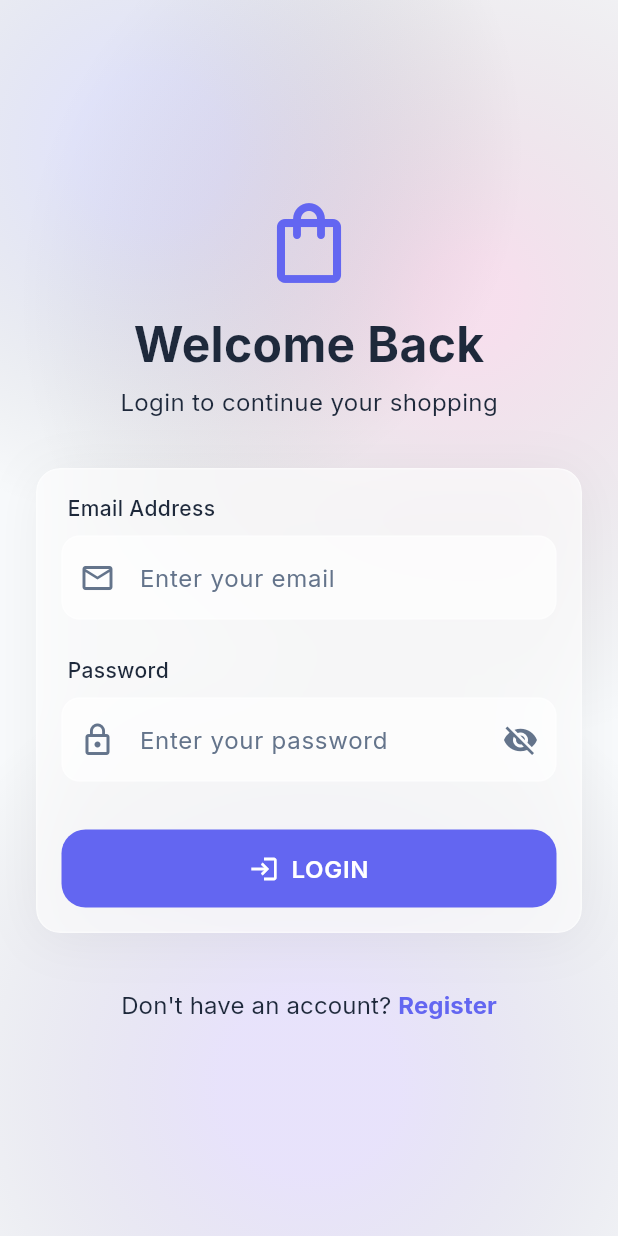
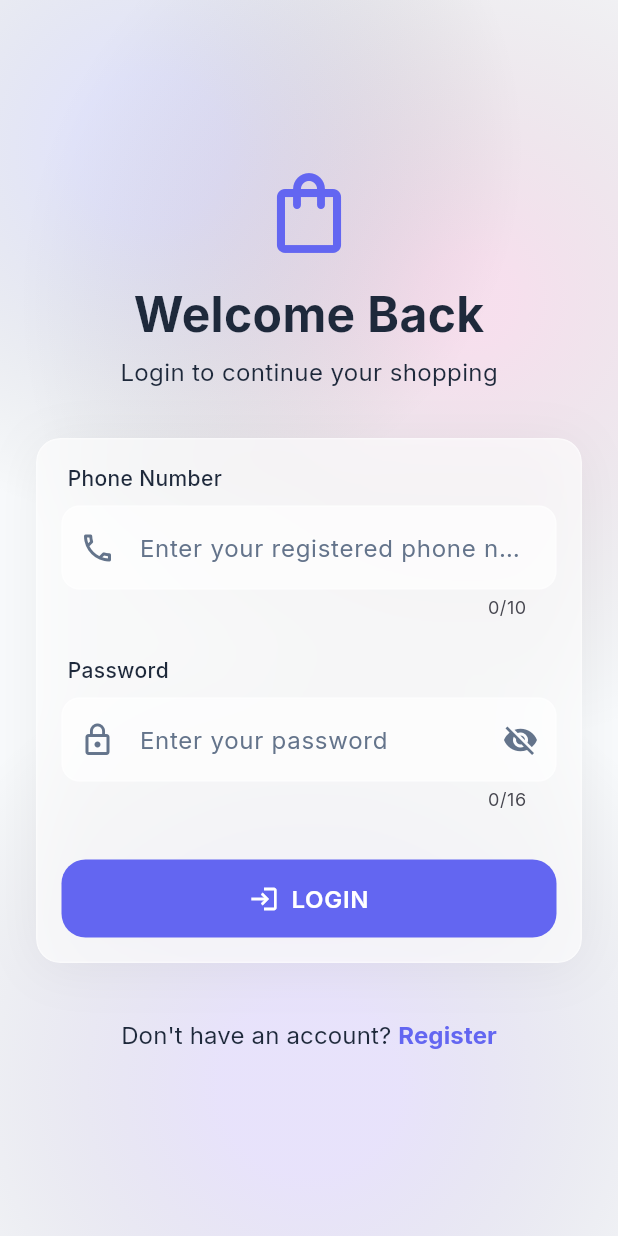
Before and after one commit to heyrajaman/e_commerce_android, a Flutter app: the screen it shows after launch, after a tap on "LOGIN", on a phone screen of 412 x 824 dp. Run offline on Flutter 3.47's test engine with Material 3 defaults, Android fonts, the phone set to English and light mode, and no system bars; drawn by our look-alikes of flutter_animate, flutter_form_builder; our stand-ins replace cached_network_image, cookie_jar, dio, dio_cookie_manager, equatable, flutter_bloc and 10 more; network calls fail.

Commit message:
update phone and password ui

```diff
--- a/lib/core/network/api_client.dart
+++ b/lib/core/network/api_client.dart
@@ -1,7 +1,10 @@
+import 'package:cookie_jar/cookie_jar.dart';
 import 'package:dio/dio.dart';
+import 'package:dio_cookie_manager/dio_cookie_manager.dart';
 import 'package:flutter/foundation.dart';
 import 'package:get_it/get_it.dart';
 import 'package:go_router/go_router.dart';
+import 'package:path_provider/path_provider.dart';
 
 import '../../config/app_config.dart';
 import '../../shared/services/storage_service.dart';
@@ -9,6 +12,8 @@ import '../error/exceptions.dart';
 
 class ApiClient {
   late final Dio dio;
+  late final PersistCookieJar cookieJar;
+  String? _csrfToken;
 
   ApiClient() {
     dio = Dio(
@@ -22,11 +27,21 @@ class ApiClient {
         },
       ),
     );
+  }
 
-    // Add Authentication and Error Handling Interceptor
-    dio.interceptors.add(AuthInterceptor());
+  // Mobile apps need to find the device's storage directory to save cookies
+  Future<void> init() async {
+    final appDocDir = await getApplicationDocumentsDirectory();
+    final cookiePath = '${appDocDir.path}/cookies';
+    cookieJar = PersistCookieJar(storage: FileStorage(cookiePath));
 
-    // Add Logging Interceptor only in Debug Mode
+    // 1. Add CookieManager FIRST so it handles all httpOnly cookies automatically
+    dio.interceptors.add(CookieManager(cookieJar));
+
+    // 2. Add our custom Auth & CSRF Interceptor
+    dio.interceptors.add(AuthCsrfInterceptor(this));
+
+    // 3. Add Logging in Debug Mode
     if (kDebugMode) {
       dio.interceptors.add(
         LogInterceptor(
@@ -38,16 +53,53 @@ class ApiClient {
         ),
       );
     }
+
+    // 4. Fetch the initial CSRF token from your backend
+    await fetchCsrfToken();
   }
+
+  Future<void> fetchCsrfToken() async {
+    try {
+      // This matches your backend route: app.get("/api/auth/csrf-token", ...)
+      final response = await dio.get('/auth/csrf-token');
+      if (response.data != null && response.data['csrfToken'] != null) {
+        _csrfToken = response.data['csrfToken'];
+      }
+    } catch (e) {
+      debugPrint('Failed to fetch CSRF token: $e');
+    }
+  }
+
+  String? get csrfToken => _csrfToken;
 }
 
-class AuthInterceptor extends Interceptor {
+class AuthCsrfInterceptor extends Interceptor {
+  final ApiClient apiClient;
+
+  AuthCsrfInterceptor(this.apiClient);
+
   @override
-  Future<void> onRequest(RequestOptions options, RequestInterceptorHandler handler) async {
-    // Inject JWT token from local storage
+  Future<void> onRequest(
+    RequestOptions options,
+    RequestInterceptorHandler handler,
+  ) async {
+    // Inject X-CSRF-Token header for mutation requests (POST, PUT, DELETE, PATCH)
+    // to satisfy your backend's csurf protection
+    if ([
+      'POST',
+      'PUT',
+      'PATCH',
+      'DELETE',
+    ].contains(options.method.toUpperCase())) {
+      if (apiClient.csrfToken != null) {
+        options.headers['X-CSRF-Token'] = apiClient.csrfToken;
+      }
+    }
+
+    // Fallback: If you ever save a normal token manually, we attach it.
+    // Otherwise, the CookieManager handles the httpOnly JWT automatically!
     final storageService = GetIt.I<StorageService>();
     final token = await storageService.getToken();
-
     if (token != null && token.isNotEmpty) {
       options.headers['Authorization'] = 'Bearer $token';
     }
@@ -56,11 +108,13 @@ class AuthInterceptor extends Interceptor {
   }
 
   @override
-  Future<void> onError(DioException err, ErrorInterceptorHandler handler) async {
+  Future<void> onError(
+    DioException err,
+    ErrorInterceptorHandler handler,
+  ) async {
     final statusCode = err.response?.statusCode;
+    final data = err.response?.data;
 
-    // Attempt to extract the backend's standard JSON error message if available
-    final data = err.response?.data;
     String errorMessage = 'An unexpected error occurred';
     if (data is Map<String, dynamic> && data.containsKey('message')) {
       errorMessage = data['message'];
@@ -68,25 +122,27 @@ class AuthInterceptor extends Interceptor {
       errorMessage = err.message!;
     }
 
-    // Handle 401 Unauthorized (Token expired or invalid)
+    // If CSRF is invalid or missing, fetch a fresh one
+    if (statusCode == 403 && errorMessage.toLowerCase().contains('csrf')) {
+      await apiClient.fetchCsrfToken();
+    }
+
+    // Handle Unauthorized
     if (statusCode == 401) {
       final storageService = GetIt.I<StorageService>();
       await storageService.deleteToken();
       await storageService.clearAll();
 
-      // Redirect to login using GoRouter
+      // Wipe the httpOnly cookies from the device
+      await apiClient.cookieJar.deleteAll();
+
       try {
         final router = GetIt.I<GoRouter>();
         router.go('/login');
-      } catch (_) {
-        // Router might not be ready during app initialization
-      }
+      } catch (_) {}
     }
 
-    // Map the Dio exception to our custom domain exceptions
     final customException = ApiExceptionMapper.map(statusCode, errorMessage);
-
-    // Pass the custom exception forward
     final customErr = DioException(
       requestOptions: err.requestOptions,
       response: err.response,
--- a/lib/features/auth/data/repositories/auth_repository.dart
+++ b/lib/features/auth/data/repositories/auth_repository.dart
@@ -10,27 +10,31 @@ class AuthRepository {
 
   AuthRepository(this._apiClient);
 
-  Future<UserModel> login(String email, String password) async {
+  Future<UserModel> login(String phone, String password) async {
     try {
       final response = await _apiClient.dio.post(
         ApiEndpoints.login,
-        data: {
-          'email': email,
-          'password': password,
-        },
+        data: {'phone': phone, 'password': password},
       );
 
       // Depending on your backend response structure, it might be inside a 'user' key
       final userData = response.data['user'] ?? response.data;
       return UserModel.fromJson(userData);
     } on DioException catch (e) {
-      throw e.error is Exception ? e.error as Exception : ServerException(e.message ?? 'Unknown error occurred');
+      throw e.error is Exception
+          ? e.error as Exception
+          : ServerException(e.message ?? 'Unknown error occurred');
     } catch (e) {
       throw ServerException(e.toString());
     }
   }
 
-  Future<UserModel> register(String name, String email, String password, String phone) async {
+  Future<UserModel> register(
+    String name,
+    String email,
+    String password,
+    String phone,
+  ) async {
     try {
       final response = await _apiClient.dio.post(
         ApiEndpoints.register,
@@ -45,7 +49,9 @@ class AuthRepository {
       final userData = response.data['user'] ?? response.data;
       return UserModel.fromJson(userData);
     } on DioException catch (e) {
-      throw e.error is Exception ? e.error as Exception : ServerException(e.message ?? 'Unknown error occurred');
+      throw e.error is Exception
+          ? e.error as Exception
+          : ServerException(e.message ?? 'Unknown error occurred');
     } catch (e) {
       throw ServerException(e.toString());
     }
@@ -55,7 +61,9 @@ class AuthRepository {
     try {
       await _apiClient.dio.post(ApiEndpoints.logout);
     } on DioException catch (e) {
-      throw e.error is Exception ? e.error as Exception : ServerException(e.message ?? 'Unknown error occurred');
+      throw e.error is Exception
+          ? e.error as Exception
+          : ServerException(e.message ?? 'Unknown error occurred');
     } catch (e) {
       throw ServerException(e.toString());
     }
@@ -68,7 +76,9 @@ class AuthRepository {
       final userData = response.data['user'] ?? response.data;
       return UserModel.fromJson(userData);
     } on DioException catch (e) {
-      throw e.error is Exception ? e.error as Exception : ServerException(e.message ?? 'Unknown error occurred');
+      throw e.error is Exception
+          ? e.error as Exception
+          : ServerException(e.message ?? 'Unknown error occurred');
     } catch (e) {
       throw ServerException(e.toString());
     }
@@ -78,13 +88,12 @@ class AuthRepository {
     try {
       await _apiClient.dio.post(
         ApiEndpoints.changePassword,
-        data: {
-          'oldPassword': oldPassword,
-          'newPassword': newPassword,
-        },
+        data: {'oldPassword': oldPassword, 'newPassword': newPassword},
       );
     } on DioException catch (e) {
-      throw e.error is Exception ? e.error as Exception : ServerException(e.message ?? 'Unknown error occurred');
+      throw e.error is Exception
+          ? e.error as Exception
+          : ServerException(e.message ?? 'Unknown error occurred');
     } catch (e) {
       throw ServerException(e.toString());
     }
--- a/lib/features/auth/presentation/bloc/auth_bloc.dart
+++ b/lib/features/auth/presentation/bloc/auth_bloc.dart
@@ -12,7 +12,7 @@ class AuthBloc extends Bloc<AuthEvent, AuthState> {
   AuthBloc({
     required AuthRepository authRepository,
     required StorageService storageService,
-  })  : _authRepository = authRepository,
+  }) : _authRepository = authRepository,
        _storageService = storageService,
        super(const AuthInitial()) {
     on<AuthCheckStatusRequested>(_onCheckStatusRequested);
@@ -49,11 +49,7 @@ class AuthBloc extends Bloc<AuthEvent, AuthState> {
   ) async {
     emit(const AuthLoading());
     try {
-      final user = await _authRepository.login(event.email, event.password);
-
-      // TODO: If your backend returns a JWT in the login response body (instead of a cookie),
-      // ensure the token is extracted in the repository and saved here like:
-      // await _storageService.saveToken(token);
+      final user = await _authRepository.login(event.phone, event.password);
 
       emit(AuthAuthenticated(user));
     } catch (e) {
--- a/lib/features/auth/presentation/bloc/auth_event.dart
+++ b/lib/features/auth/presentation/bloc/auth_event.dart
@@ -14,16 +14,13 @@ class AuthCheckStatusRequested extends AuthEvent {
 
 /// Dispatched when the user submits the login form
 class AuthLoginRequested extends AuthEvent {
-  final String email;
+  final String phone;
   final String password;
 
-  const AuthLoginRequested({
-    required this.email,
-    required this.password,
-  });
+  const AuthLoginRequested({required this.phone, required this.password});
 
   @override
-  List<Object> get props => [email, password];
+  List<Object> get props => [phone, password];
 }
 
 /// Dispatched when the user submits the registration form
--- a/lib/features/auth/presentation/screens/login_screen.dart
+++ b/lib/features/auth/presentation/screens/login_screen.dart
@@ -1,4 +1,5 @@
 import 'package:flutter/material.dart';
+import 'package:flutter/services.dart';
 import 'package:flutter_animate/flutter_animate.dart';
 import 'package:flutter_bloc/flutter_bloc.dart';
 import 'package:flutter_form_builder/flutter_form_builder.dart';
@@ -32,7 +33,7 @@ class _LoginScreenState extends State<LoginScreen> {
       final values = _formKey.currentState!.value;
       context.read<AuthBloc>().add(
         AuthLoginRequested(
-          email: values['email'],
+          phone: values['phone'],
           password: values['password'],
         ),
       );
@@ -57,17 +58,17 @@ class _LoginScreenState extends State<LoginScreen> {
                         color: AppColors.kAccentIndigo,
                       ),
                       const SizedBox(height: AppConstants.kSpaceMD),
-                  Text(
-                    'Welcome Back',
-                    style: AppTextStyles.kHeading1,
-                  ),
+                      Text('Welcome Back', style: AppTextStyles.kHeading1),
                       const SizedBox(height: AppConstants.kSpaceSM),
                       Text(
                         'Login to continue your shopping',
                         style: AppTextStyles.kBodyMedium,
                       ),
                     ],
-              ).animate().fadeIn(duration: AppConstants.kAnimNormal).slideY(
+                  )
+                  .animate()
+                  .fadeIn(duration: AppConstants.kAnimNormal)
+                  .slideY(
                     begin: 0.2,
                     end: 0,
                     duration: AppConstants.kAnimNormal,
@@ -83,14 +84,23 @@ class _LoginScreenState extends State<LoginScreen> {
                       child: Column(
                         children: [
                           CustomTextField(
-                        name: 'email',
-                        label: 'Email Address',
-                        hint: 'Enter your email',
-                        prefixIcon: Icons.email_outlined,
-                        keyboardType: TextInputType.emailAddress,
+                            name: 'phone',
+                            label: 'Phone Number',
+                            hint: 'Enter your registered phone number',
+                            prefixIcon: Icons.phone_outlined,
+                            keyboardType: TextInputType.phone,
+                            maxLength: 10,
+                            inputFormatters: [
+                              FilteringTextInputFormatter.digitsOnly,
+                            ],
                             validator: FormBuilderValidators.compose([
-                          FormBuilderValidators.required(errorText: 'Email is required'),
-                          FormBuilderValidators.email(errorText: 'Enter a valid email'),
+                              FormBuilderValidators.required(
+                                errorText: 'Phone number is required',
+                              ),
+                              FormBuilderValidators.match(
+                                RegExp(r'^\d{10}$'),
+                                errorText: 'Must be exactly 10 digits',
+                              ),
                             ]),
                           ),
                           const SizedBox(height: AppConstants.kSpaceLG),
@@ -101,9 +111,15 @@ class _LoginScreenState extends State<LoginScreen> {
                             hint: 'Enter your password',
                             prefixIcon: Icons.lock_outline,
                             isPassword: true,
+                            maxLength: 16,
                             validator: FormBuilderValidators.compose([
-                          FormBuilderValidators.required(errorText: 'Password is required'),
-                          FormBuilderValidators.minLength(6, errorText: 'Minimum 6 characters'),
+                              FormBuilderValidators.required(
+                                errorText: 'Password is required',
+                              ),
+                              FormBuilderValidators.minLength(
+                                6,
+                                errorText: 'Minimum 6 characters',
+                              ),
                             ]),
                           ),
                           const SizedBox(height: AppConstants.kSpaceXL),
@@ -135,7 +151,10 @@ class _LoginScreenState extends State<LoginScreen> {
                         ],
                       ),
                     ),
-              ).animate().fadeIn(delay: const Duration(milliseconds: 200)).slideY(
+                  )
+                  .animate()
+                  .fadeIn(delay: const Duration(milliseconds: 200))
+                  .slideY(
                     begin: 0.1,
                     end: 0,
                     duration: AppConstants.kAnimNormal,
--- a/lib/features/cart/presentation/bloc/cart_bloc.dart
+++ b/lib/features/cart/presentation/bloc/cart_bloc.dart
@@ -18,6 +18,7 @@ class CartBloc extends Bloc<CartEvent, CartState> {
     on<CartItemQuantityUpdated>(_onCartItemQuantityUpdated);
     on<CartItemRemoved>(_onCartItemRemoved);
     on<CartCleared>(_onCartCleared);
+    on<CartResetLocal>(_onCartResetLocal);
   }
 
   // Helper to extract the current cart safely from the state
@@ -156,4 +157,11 @@ class CartBloc extends Bloc<CartEvent, CartState> {
       );
     }
   }
+
+  void _onCartResetLocal(
+      CartResetLocal event,
+      Emitter<CartState> emit,
+      ) {
+    emit(const CartLoaded(CartModel(items: [])));
+  }
 }
--- a/lib/features/cart/presentation/bloc/cart_event.dart
+++ b/lib/features/cart/presentation/bloc/cart_event.dart
@@ -49,3 +49,10 @@ class CartItemRemoved extends CartEvent {
 class CartCleared extends CartEvent {
   const CartCleared();
 }
+
+class CartResetLocal extends CartEvent {
+  const CartResetLocal();
+
+  @override
+  List<Object> get props => [];
+}
--- a/lib/main.dart
+++ b/lib/main.dart
@@ -11,15 +11,15 @@ import 'core/theme/app_theme.dart';
 import 'features/auth/data/repositories/auth_repository.dart';
 import 'features/auth/presentation/bloc/auth_bloc.dart';
 import 'features/auth/presentation/bloc/auth_state.dart'; // Added for the listener
-import 'features/shop/data/repositories/product_repository.dart';
-import 'features/shop/presentation/bloc/product_bloc.dart';
 import 'features/cart/data/repositories/cart_repository.dart'; // Added for Cart
-import 'features/cart/presentation/bloc/cart_bloc.dart';       // Added for Cart
+import 'features/cart/presentation/bloc/cart_bloc.dart'; // Added for Cart
 import 'features/cart/presentation/bloc/cart_event.dart';
 import 'features/orders/data/repositories/order_repository.dart';
 import 'features/orders/presentation/bloc/order_bloc.dart';
 import 'features/profile/data/repositories/profile_repository.dart';
-import 'features/profile/presentation/bloc/profile_bloc.dart';// Added for Cart
+import 'features/profile/presentation/bloc/profile_bloc.dart'; // Added for Cart
+import 'features/shop/data/repositories/product_repository.dart';
+import 'features/shop/presentation/bloc/product_bloc.dart';
 import 'shared/services/storage_service.dart';
 
 final sl = GetIt.instance;
@@ -34,52 +34,69 @@ Future<void> initDependencies() async {
   // 1. Core Services
   final sharedPrefs = await SharedPreferences.getInstance();
   const secureStorage = FlutterSecureStorage();
-  sl.registerLazySingleton<StorageService>(() => StorageService(secureStorage, sharedPrefs));
+  sl.registerLazySingleton<StorageService>(
+    () => StorageService(secureStorage, sharedPrefs),
+  );
+
+  final apiClient = ApiClient();
+  await apiClient.init();
   sl.registerLazySingleton<ApiClient>(() => ApiClient());
 
   // 2. Features - Auth
-  sl.registerLazySingleton<AuthRepository>(() => AuthRepository(sl<ApiClient>()));
-  sl.registerLazySingleton<AuthBloc>(() => AuthBloc(
+  sl.registerLazySingleton<AuthRepository>(
+    () => AuthRepository(sl<ApiClient>()),
+  );
+  sl.registerLazySingleton<AuthBloc>(
+    () => AuthBloc(
       authRepository: sl<AuthRepository>(),
       storageService: sl<StorageService>(),
-  ));
+    ),
+  );
 
   // 2. Features - Shop
-  sl.registerLazySingleton<ProductRepository>(() => ProductRepository(sl<ApiClient>()));
-  sl.registerLazySingleton<ProductBloc>(() => ProductBloc(
-    productRepository: sl<ProductRepository>(),
-  ));
+  sl.registerLazySingleton<ProductRepository>(
+    () => ProductRepository(sl<ApiClient>()),
+  );
+  sl.registerLazySingleton<ProductBloc>(
+    () => ProductBloc(productRepository: sl<ProductRepository>()),
+  );
 
   // 2. Features - Cart
-  sl.registerLazySingleton<CartRepository>(() => CartRepository(
+  sl.registerLazySingleton<CartRepository>(
+    () => CartRepository(
       apiClient: sl<ApiClient>(),
       storageService: sl<StorageService>(),
-  ));
-  sl.registerLazySingleton<CartBloc>(() => CartBloc(
-    cartRepository: sl<CartRepository>(),
-  ));
+    ),
+  );
+  sl.registerLazySingleton<CartBloc>(
+    () => CartBloc(cartRepository: sl<CartRepository>()),
+  );
 
   // 2. Features - Orders (NEW)
-  sl.registerLazySingleton<OrderRepository>(() => OrderRepository(
-    apiClient: sl<ApiClient>(),
-  ));
-  sl.registerLazySingleton<OrderBloc>(() => OrderBloc(
-    orderRepository: sl<OrderRepository>(),
-  ));
+  sl.registerLazySingleton<OrderRepository>(
+    () => OrderRepository(apiClient: sl<ApiClient>()),
+  );
+  sl.registerLazySingleton<OrderBloc>(
+    () => OrderBloc(orderRepository: sl<OrderRepository>()),
+  );
 
   // 2. Features - Profile (NEW)
-  sl.registerLazySingleton<ProfileRepository>(() => ProfileRepository(
-    apiClient: sl<ApiClient>(),
-  ));
-  sl.registerLazySingleton<ProfileBloc>(() => ProfileBloc(
+  sl.registerLazySingleton<ProfileRepository>(
+    () => ProfileRepository(apiClient: sl<ApiClient>()),
+  );
+  sl.registerLazySingleton<ProfileBloc>(
+    () => ProfileBloc(
       profileRepository: sl<ProfileRepository>(),
       authBloc: sl<AuthBloc>(),
-  ));
+    ),
+  );
 
   // 3. Router
   // We create a singleton instance of AuthBloc to pass to the router for redirect logic
   final authBlocForRouter = sl<AuthBloc>();
-  sl.registerLazySingleton<GoRouter>(() => AppRouter.createRouter(authBlocForRouter));
+  sl.registerLazySingleton<GoRouter>(
+    () => AppRouter.createRouter(authBlocForRouter),
+  );
 }
 
 class MyApp extends StatelessWidget {
@@ -93,12 +110,8 @@ class MyApp extends StatelessWidget {
           // Fetch the bloc instance from GetIt
           create: (_) => sl<AuthBloc>(),
         ),
-        BlocProvider<ProductBloc>(
-          create: (_) => sl<ProductBloc>(),
-        ),
-        BlocProvider<CartBloc>(
-          create: (_) => sl<CartBloc>(),
-        ),
+        BlocProvider<ProductBloc>(create: (_) => sl<ProductBloc>()),
+        BlocProvider<CartBloc>(create: (_) => sl<CartBloc>()),
         BlocProvider<OrderBloc>(create: (_) => sl<OrderBloc>()),
         BlocProvider<ProfileBloc>(create: (_) => sl<ProfileBloc>()),
       ],
@@ -109,7 +122,7 @@ class MyApp extends StatelessWidget {
           if (state is AuthAuthenticated) {
             context.read<CartBloc>().add(const CartFetchRequested());
           } else if (state is AuthUnauthenticated) {
-            context.read<CartBloc>().add(const CartCleared());
+            context.read<CartBloc>().add(const CartResetLocal());
           }
         },
         child: MaterialApp.router(
--- a/lib/shared/widgets/custom_text_field.dart
+++ b/lib/shared/widgets/custom_text_field.dart
@@ -1,4 +1,5 @@
 import 'package:flutter/material.dart';
+import 'package:flutter/services.dart';
 import 'package:flutter_form_builder/flutter_form_builder.dart';
 
 import '../../core/theme/app_colors.dart';
@@ -15,6 +16,9 @@ class CustomTextField extends StatefulWidget {
   final IconData? prefixIcon;
   final void Function(String?)? onChanged;
 
+  final int? maxLength;
+  final List<TextInputFormatter>? inputFormatters;
+
   const CustomTextField({
     super.key,
     required this.name,
@@ -26,6 +30,8 @@ class CustomTextField extends StatefulWidget {
     this.isPassword = false,
     this.prefixIcon,
     this.onChanged,
+    this.maxLength,
+    this.inputFormatters,
   });
 
   @override
@@ -43,10 +49,7 @@ class _CustomTextFieldState extends State<CustomTextField> {
         // Label above the input field
         Padding(
           padding: const EdgeInsets.only(left: 4.0, bottom: 8.0),
-          child: Text(
-            widget.label,
-            style: AppTextStyles.kLabelLarge,
-          ),
+          child: Text(widget.label, style: AppTextStyles.kLabelLarge),
         ),
 
         // The actual input field
@@ -57,6 +60,8 @@ class _CustomTextFieldState extends State<CustomTextField> {
           keyboardType: widget.keyboardType,
           obscureText: widget.isPassword ? _obscureText : false,
           onChanged: widget.onChanged,
+          maxLength: widget.maxLength,
+          inputFormatters: widget.inputFormatters,
           style: AppTextStyles.kBodyMedium,
           // Our AppTheme's InputDecorationTheme already applies the Glassmorphism background,
           // the soft white borders, the purple focus ring, and the red error text!
--- a/pubspec.yaml
+++ b/pubspec.yaml
@@ -51,6 +51,9 @@ dependencies:
   intl: ^0.20.2
   shimmer: ^3.0.0
   image_picker: ^1.2.1
+  dio_cookie_manager: ^3.4.0
+  cookie_jar: ^4.0.9
+  path_provider: ^2.1.5
 
 dev_dependencies:
   flutter_test:
```
Also changed, not shown: pubspec.lock, 4 other files. Lines whose indentation alone changed are shown as unchanged.
